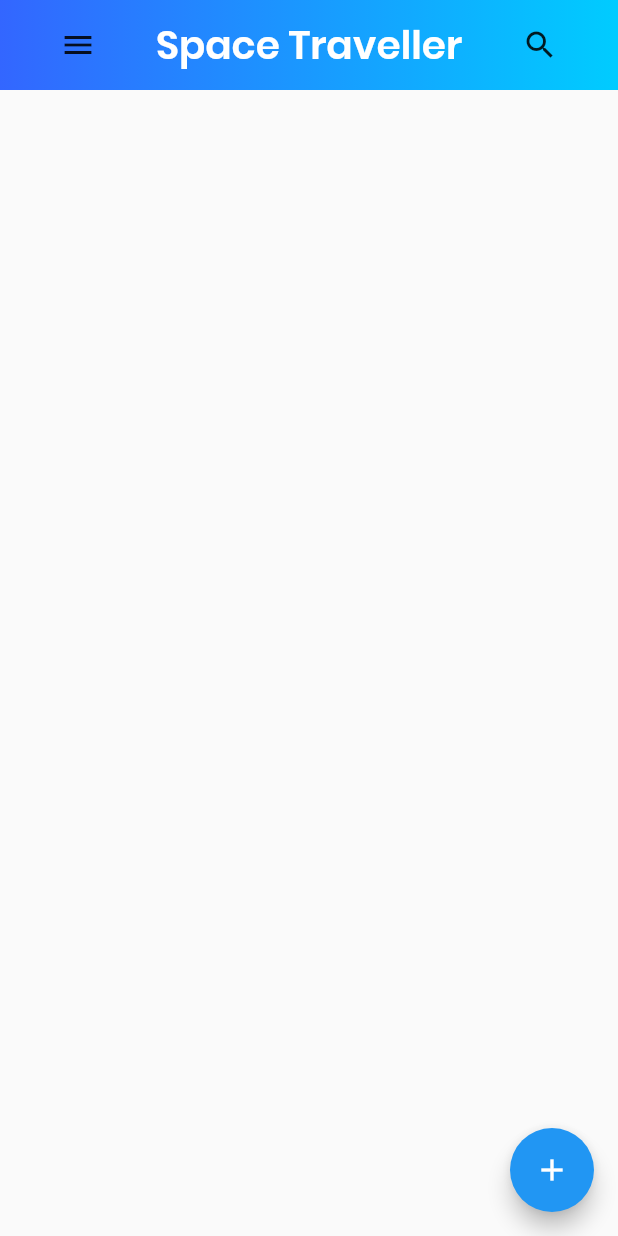
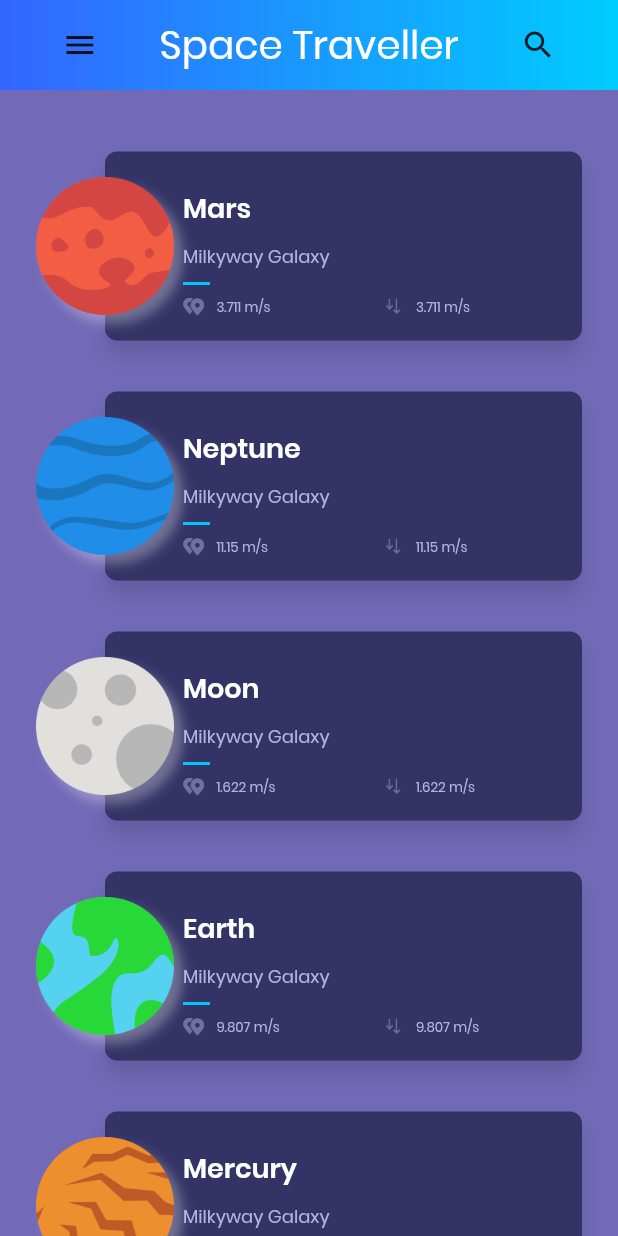
Before and after one commit to apm29/space_traveller, a Flutter app: the screen it shows after launch, on a phone screen of 412 x 824 dp. Run offline on Flutter 3.47's test engine with Material 2 defaults, Android fonts, the phone set to English and light mode, and no system bars.

```diff
--- a/lib/main.dart
+++ b/lib/main.dart
@@ -1,4 +1,7 @@
 import 'package:flutter/material.dart';
+import 'package:space_traveller/model/model.dart';
+import 'package:space_traveller/ui/page/home.dart';
+import 'package:space_traveller/ui/widget/widget.dart';
 
 void main() => runApp(new MyApp());
 
@@ -7,7 +10,6 @@ class MyApp extends StatelessWidget {
   @override
   Widget build(BuildContext context) {
     return new MaterialApp(
-
       title: 'Flutter Demo',
       theme: new ThemeData(
         // This is the theme of your application.
@@ -24,122 +26,3 @@ class MyApp extends StatelessWidget {
     );
   }
 }
-
-class MyHomePage extends StatefulWidget {
-  MyHomePage({Key key, this.title}) : super(key: key);
-
-  // This widget is the home page of your application. It is stateful, meaning
-  // that it has a State object (defined below) that contains fields that affect
-  // how it looks.
-
-  // This class is the configuration for the state. It holds the values (in this
-  // case the title) provided by the parent (in this case the App widget) and
-  // used by the build method of the State. Fields in a Widget subclass are
-  // always marked "final".
-
-  final String title;
-
-  @override
-  _MyHomePageState createState() => new _MyHomePageState();
-}
-
-class _MyHomePageState extends State<MyHomePage> {
-  int _counter = 0;
-
-  void _incrementCounter() {
-    setState(() {
-      // This call to setState tells the Flutter framework that something has
-      // changed in this State, which causes it to rerun the build method below
-      // so that the display can reflect the updated values. If we changed
-      // _counter without calling setState(), then the build method would not be
-      // called again, and so nothing would appear to happen.
-      _counter++;
-    });
-  }
-
-  @override
-  Widget build(BuildContext context) {
-    // This method is rerun every time setState is called, for instance as done
-    // by the _incrementCounter method above.
-    //
-    // The Flutter framework has been optimized to make rerunning build methods
-    // fast, so that you can just rebuild anything that needs updating rather
-    // than having to individually change instances of widgets.
-    return new Scaffold(
-      body:
-      // Center is a layout widget. It takes a single child and positions it
-      // in the middle of the parent.
-      new Column(
-        children: <Widget>[
-
-          new GradientAppBar(widget.title),
-        ],
-      ),
-
-      floatingActionButton: new FloatingActionButton(
-        onPressed: _incrementCounter,
-        tooltip: 'Increment',
-        child: new Icon(Icons.add),
-      ), // This trailing comma makes auto-formatting nicer for build methods.
-    );
-  }
-}
-
-
-class GradientAppBar extends StatelessWidget {
-  final String title;
-
-  GradientAppBar(this.title);
-
-  @override
-  Widget build(BuildContext context) {
-    final double statusBarHeight = MediaQuery
-        .of(context)
-        .padding
-        .top;
-    return new Container(
-      color: Colors.blue,
-      height: 60.0 + statusBarHeight,
-
-      padding: new EdgeInsets.only(top: statusBarHeight),
-      child: new DecoratedBox(
-        decoration: BoxDecoration(
-          gradient: new LinearGradient(
-              colors: [
-                const Color(0xFF3366FF),
-                const Color(0xFF00CCFF),
-              ],
-              begin: const FractionalOffset(0.0, 0.0),
-              end: const FractionalOffset(1.0, 0.0),
-              stops: [0.0, 1.0],
-              tileMode: TileMode.clamp
-          ),
-        ),
-        child: new Row(
-          crossAxisAlignment: CrossAxisAlignment.center,
-            mainAxisAlignment: MainAxisAlignment.spaceEvenly,
-          children: <Widget>[
-            new Padding(
-              padding: const EdgeInsets.all(8.0),
-              child: new Icon(Icons.menu),
-            ),
-            new Center(
-              child: new Text(title, style: new TextStyle(
-                  fontFamily: "Poppins",
-                  fontWeight: FontWeight.w500,
-                  color: Colors.white,
-                  fontSize: 26.0
-              ),),
-            ),
-            new Padding(
-              padding: const EdgeInsets.all(8.0),
-              child: new Icon(Icons.search),
-            ),
-          ],
-        ),
-      )
-      ,
-    );
-  }
-
-}
--- /dev/null
+++ b/lib/model/beans.dart
@@ -0,0 +1,12 @@
+class Planet {
+ final String id;
+ final String name;
+ final String location;
+ final String distance;
+ final String gravity;
+ final String description;
+ final String image;
+
+  const Planet({this.id, this.name, this.location, this.distance, this.gravity,
+    this.description, this.image});
+}
--- /dev/null
+++ b/lib/model/model.dart
@@ -0,0 +1,55 @@
+import 'package:space_traveller/model/beans.dart';
+
+List<Planet> planets = [
+const Planet(
+  id: "1" ,
+  name: "Mars" ,
+  location: "Milkyway Galaxy" ,
+  distance: "227.9m Km" ,
+  gravity: "3.711 m/s " ,
+  description: "Lorem ipsum..." ,
+  image: "assets/img/mars.png" ,
+
+  ) ,
+ const Planet(
+   id: "2" ,
+   name: "Neptune" ,
+   location: "Milkyway Galaxy" ,
+   distance: "54.6m Km" ,
+   gravity: "11.15 m/s " ,
+   description: "Lorem ipsum..." ,
+   image: "assets/img/neptune.png" ,
+
+  ) ,
+ const Planet(
+   id: "3" ,
+   name: "Moon" ,
+   location: "Milkyway Galaxy" ,
+   distance: "54.6m Km" ,
+   gravity: "1.622 m/s " ,
+   description: "Lorem ipsum..." ,
+   image: "assets/img/moon.png" ,
+
+  ) ,
+ const Planet(
+   id: "4" ,
+   name: "Earth" ,
+   location: "Milkyway Galaxy" ,
+   distance: "54.6m Km" ,
+   gravity: "9.807 m/s " ,
+   description: "Lorem ipsum..." ,
+   image: "assets/img/earth.png" ,
+
+  ) ,
+ const Planet(
+  id: "5" ,
+  name: "Mercury" ,
+  location: "Milkyway Galaxy" ,
+  distance: "54.6m Km" ,
+  gravity: "3.7 m/s " ,
+  description: "Lorem ipsum..." ,
+  image: "assets/img/mercury.png" ,
+
+  ) ,
+
+];
--- /dev/null
+++ b/lib/ui/page/home.dart
@@ -0,0 +1,76 @@
+import 'package:flutter/material.dart';
+import 'package:space_traveller/model/model.dart';
+import 'package:space_traveller/ui/widget/widget.dart';
+
+class MyHomePage extends StatefulWidget {
+  MyHomePage({Key key, this.title}) : super(key: key);
+
+  // This widget is the home page of your application. It is stateful, meaning
+  // that it has a State object (defined below) that contains fields that affect
+  // how it looks.
+
+  // This class is the configuration for the state. It holds the values (in this
+  // case the title) provided by the parent (in this case the App widget) and
+  // used by the build method of the State. Fields in a Widget subclass are
+  // always marked "final".
+
+  final String title;
+
+  @override
+  _MyHomePageState createState() => new _MyHomePageState();
+}
+
+class _MyHomePageState extends State<MyHomePage> {
+  @override
+  Widget build(BuildContext context) {
+    // This method is rerun every time setState is called, for instance as done
+    // by the _incrementCounter method above.
+    //
+    // The Flutter framework has been optimized to make rerunning build methods
+    // fast, so that you can just rebuild anything that needs updating rather
+    // than having to individually change instances of widgets.
+    return new Scaffold(
+      backgroundColor: Colors.indigo,
+      body:
+          // Center is a layout widget. It takes a single child and positions it
+          // in the middle of the parent.
+          new Column(
+        children: <Widget>[
+          new GradientAppBar(widget.title),
+          _getListBody(),
+        ],
+      ),
+      // This trailing comma makes auto-formatting nicer for build methods.
+    );
+  }
+
+  Widget _getListBody() {
+//    return new Expanded(
+//      child: new ListView.builder(
+//          itemCount: planets.length,
+//          itemBuilder: (context, index) {
+//            return new PlanetCard(planets[index]);
+//          }),
+//    );
+    return new Expanded(
+      child: new Container(
+        color: new Color(0xFF736AB7),
+        child: new CustomScrollView(
+          scrollDirection: Axis.vertical,
+          slivers: <Widget>[
+            new SliverPadding(
+              padding: const EdgeInsets.symmetric(vertical: 24.0),
+              sliver: new SliverFixedExtentList(
+                itemExtent: 160.0,
+                delegate: new SliverChildBuilderDelegate(
+                  (context, index) => new PlanetCard(planets[index]),
+                  childCount: planets.length,
+                ),
+              ),
+            ),
+          ],
+        ),
+      ),
+    );
+  }
+}
--- /dev/null
+++ b/lib/ui/style/text_style.dart
@@ -0,0 +1,10 @@
+import 'package:flutter/material.dart';
+
+final baseTextStyle = const TextStyle(fontFamily: 'Poppins');
+final headerTextStyle = baseTextStyle.copyWith(
+    color: Colors.white, fontSize: 18.0, fontWeight: FontWeight.w600);
+final regularTextStyle = baseTextStyle.copyWith(
+    color: const Color(0xffb6b2df), fontSize: 9.0, fontWeight: FontWeight.w400);
+final subHeaderTextStyle = regularTextStyle.copyWith(
+    fontSize: 12.0
+    );
--- /dev/null
+++ b/lib/ui/widget/widget.dart
@@ -0,0 +1,160 @@
+import 'package:flutter/material.dart';
+import 'package:space_traveller/model/beans.dart';
+import 'package:space_traveller/ui/style/text_style.dart';
+
+class PlanetCard extends StatelessWidget {
+  @override
+  Widget build(BuildContext context) {
+    return new Container(
+      alignment: Alignment.centerLeft,
+      margin: const EdgeInsets.fromLTRB(24.0, 16.0, 24.0, 16.0),
+      child: new Stack(
+        alignment: Alignment.centerLeft,
+        children: <Widget>[
+          cardContainer(),
+          imageContainer(),
+        ],
+      ),
+    );
+  }
+
+  Widget imageContainer() {
+    return new DecoratedBox(
+      decoration: BoxDecoration(
+        shape: BoxShape.circle,
+        boxShadow:<BoxShadow>[
+          BoxShadow(
+            color: Colors.white30,
+            offset: Offset(6.0,6.0),
+            blurRadius: 6.0
+          )
+        ]
+      ),
+      child: new Image.asset(
+            planet.image,
+            width: 92.0,
+            height: 92.0,
+          ),
+    );
+  }
+
+  Widget cardContainer() {
+    return new Container(
+      height: 126.0,
+      margin: const EdgeInsets.only(left: 46.0),
+      padding: const EdgeInsets.only(left: 52.0,top: 20.0),
+      decoration: BoxDecoration(
+        color: new Color(0xFF333366),
+        borderRadius: new BorderRadius.circular(8.0),
+        boxShadow: <BoxShadow>[
+          BoxShadow(
+              color: Colors.black12,
+              offset: Offset(0.0, 10.0),
+              blurRadius: 10.0)
+        ],
+      ),
+      child: new Column(
+        crossAxisAlignment: CrossAxisAlignment.start,
+        children: <Widget>[
+          new Container(height: 4.0),
+          new Text(planet.name,
+            style: headerTextStyle,
+          ),
+          new Container(height: 10.0),
+          new Text(planet.location,
+                  style: subHeaderTextStyle
+
+          ),
+          new Container(
+                  margin: new EdgeInsets.symmetric(vertical: 8.0),
+                  height: 2.0,
+                  width: 18.0,
+                  color: new Color(0xff00c6ff)
+          ),
+          new Row(
+            children: <Widget>[
+              new Expanded(
+                      child: _planetValue(
+                              value: planet.distance,
+                              image: 'assets/img/ic_distance.png')
+
+              ),
+              new Expanded(
+                      child: _planetValue(
+                              value: planet.gravity,
+                              image: 'assets/img/ic_gravity.png')
+              )
+            ],
+          ),
+        ],
+      ),
+    );
+  }
+
+  Widget _planetValue({String value, String image}) {
+    return new Row(
+            children: <Widget>[
+              new Image.asset(image, height: 12.0),
+              new Container(width: 8.0),
+              new Text(planet.gravity, style: regularTextStyle),
+            ]
+    );
+  }
+
+  final Planet planet;
+
+  PlanetCard(this.planet);
+
+}
+
+class GradientAppBar extends StatelessWidget {
+  final String title;
+
+  GradientAppBar(this.title);
+
+  @override
+  Widget build(BuildContext context) {
+    final double statusBarHeight = MediaQuery.of(context).padding.top;
+    return new Container(
+      color: Colors.blue,
+      height: 60.0 + statusBarHeight,
+      padding: new EdgeInsets.only(top: statusBarHeight),
+      child: new DecoratedBox(
+        decoration: BoxDecoration(
+          gradient: new LinearGradient(
+                  colors: [
+                    const Color(0xFF3366FF),
+                    const Color(0xFF00CCFF),
+                  ],
+                  begin: const FractionalOffset(0.0, 0.0),
+                  end: const FractionalOffset(1.0, 0.0),
+                  stops: [0.0, 1.0],
+                  tileMode: TileMode.clamp),
+        ),
+        child: new Row(
+          crossAxisAlignment: CrossAxisAlignment.center,
+          mainAxisAlignment: MainAxisAlignment.spaceEvenly,
+          children: <Widget>[
+            new Padding(
+              padding: const EdgeInsets.all(8.0),
+              child: new Icon(Icons.menu),
+            ),
+            new Center(
+              child: new Text(
+                title,
+                style: baseTextStyle.copyWith(
+                        fontWeight: FontWeight.w500,
+                        color: Colors.white,
+                        fontSize: 26.0),
+              ),
+            ),
+            new Padding(
+              padding: const EdgeInsets.all(8.0),
+              child: new Icon(Icons.search),
+            ),
+          ],
+        ),
+      ),
+    );
+  }
+}
```
Also changed, not shown: pubspec.yaml (+11 -0 lines), assets/img/earth.png (added), assets/img/ic_distance.png (added), assets/img/ic_gravity.png (added), assets/img/mars.png (added), assets/img/mercury.png (added), assets/img/moon.png (added), assets/img/neptune.png (added), font/Poppins-Regular.ttf (added), pubspec.lock, 2 other files.
